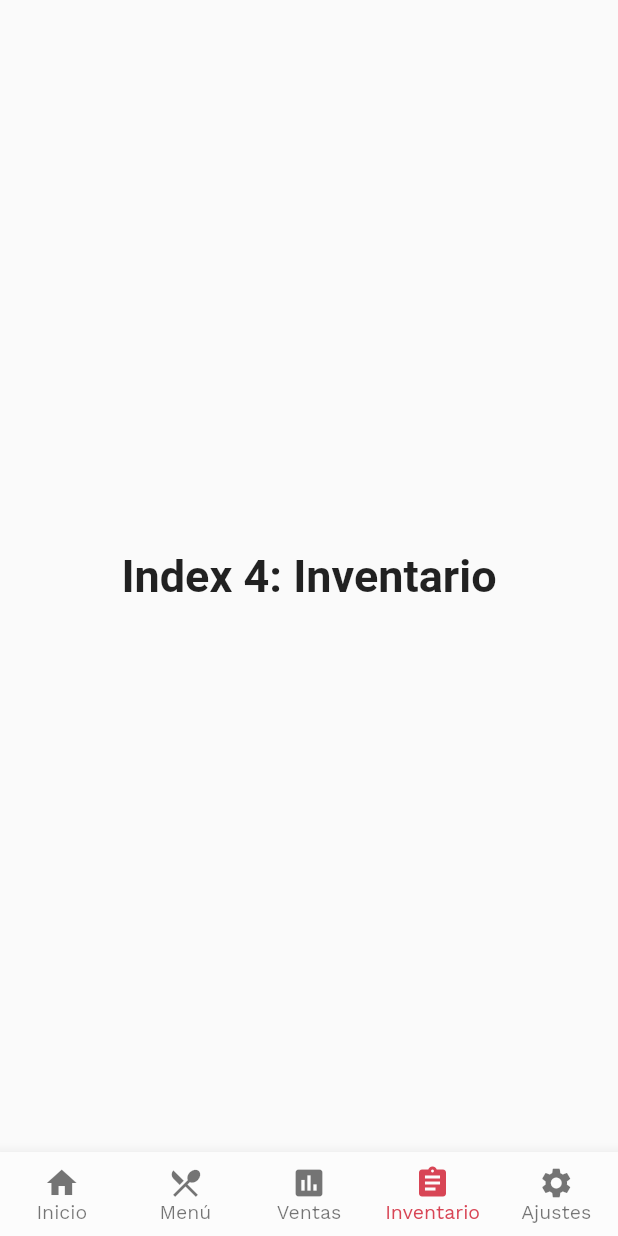
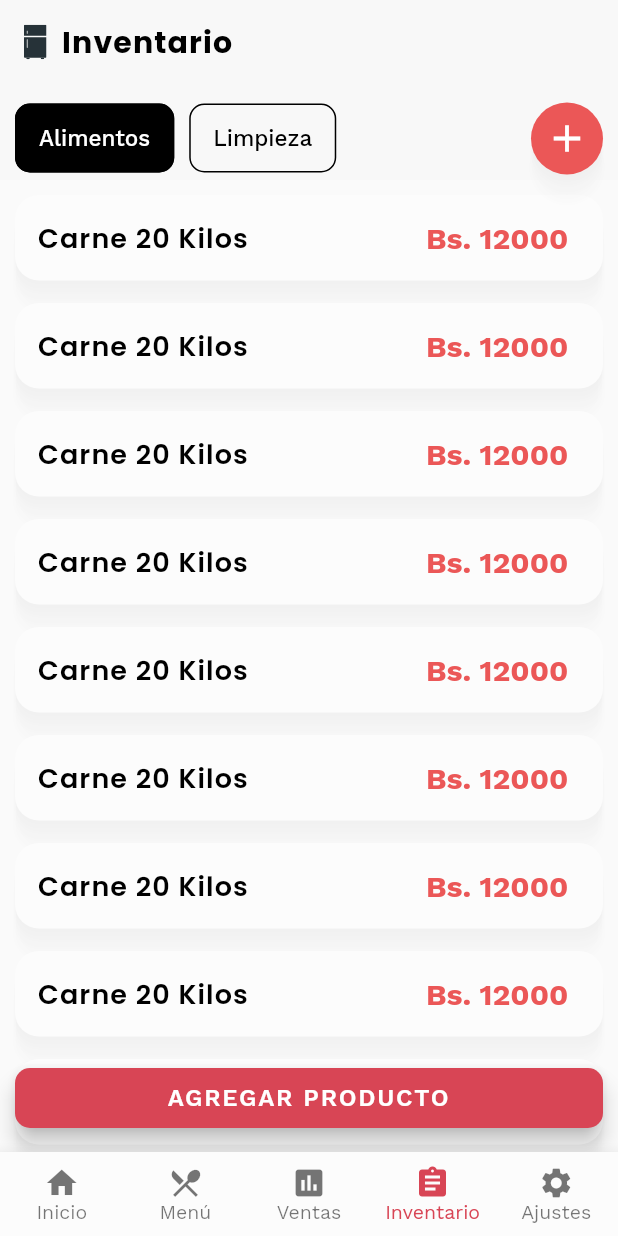
Before and after one commit to 4CROS2/app_restaurant_management, a Flutter app: the screen it shows after launch, item 4 of the bottom bar chosen, on a phone screen of 412 x 824 dp. Run offline on Flutter 3.47's test engine with Material 2 defaults, Android fonts, the phone set to English and light mode, and no system bars; our stand-ins replace flutter_spinbox, flutter_svg; network calls fail; project files that could hold a hidden picture were left out.

Commit message:
Diseño de seccion inventario ## Pantalla de inventario - Card stock - New category en inventario - agregar producto

```diff
--- a/lib/constans.dart
+++ b/lib/constans.dart
@@ -49,6 +49,13 @@ const textStyleTitle = TextStyle(
   fontFamily: "Poppins",
   fontWeight: FontWeight.w700,
   fontSize: fontSizeTitle,
+  color: fontBlack,
+);
+const textStyleTitleSecond = TextStyle(
+  letterSpacing: 0.75,
+  fontFamily: "Poppins",
+  fontWeight: FontWeight.w600,
+  fontSize: fontSizeSubtitle,
   color: fontBlack,
 );
 const textStyleSubTitle = TextStyle(
--- a/lib/home.dart
+++ b/lib/home.dart
@@ -1,5 +1,6 @@
 import 'package:app_restaurant_management/menu/screens/menu_screen.dart';
 import 'package:app_restaurant_management/sales/screens/sales_sreen.dart';
+import 'package:app_restaurant_management/stock/screens/stock_screen.dart';
 import 'package:flutter/material.dart';
 import 'constans.dart';
 import 'home/screens/list_order/home_orders_screen.dart';
@@ -22,10 +23,7 @@ class _HomeState extends State<Home> {
     ListOrdersScreen(),
     MenuScreen(),
     SalesScreen(),
-    Text(
-      'Index 4: Inventario',
-      style: optionStyle,
-    ),
+    StockScreen(),
     Text(
       'Index 5: Ajustes',
       style: optionStyle,
--- /dev/null
+++ b/lib/stock/screens/products_stock_screen.dart
@@ -0,0 +1,25 @@
+import 'package:app_restaurant_management/stock/widgets/card_stock.dart';
+import 'package:flutter/material.dart';
+
+class ProductsStockScreen extends StatefulWidget {
+  const ProductsStockScreen({Key? key}) : super(key: key);
+
+  @override
+  _ProductsStockScreenState createState() => _ProductsStockScreenState();
+}
+
+class _ProductsStockScreenState extends State<ProductsStockScreen> {
+  @override
+  Widget build(BuildContext context) {
+    return ListView.builder(
+      padding: const EdgeInsets.all(10),
+      itemCount: 10,
+      itemBuilder: (context, index) {
+        return const CardStock(
+          nameSale: 'Carne 20 Kilos',
+          total: '12000',
+        );
+      },
+    );
+  }
+}
--- /dev/null
+++ b/lib/stock/screens/stock_screen.dart
@@ -0,0 +1,149 @@
+// import 'package:app_restaurant_management/home/screens/new_order/new_order_screen.dart';
+import 'package:app_restaurant_management/menu/screens/new_product_screen.dart';
+import 'package:app_restaurant_management/stock/screens/new_category_stock.dart';
+import 'package:app_restaurant_management/stock/screens/products_stock_screen.dart';
+import 'package:flutter/cupertino.dart';
+import 'package:flutter/material.dart';
+import 'package:flutter_svg/svg.dart';
+import '../../../constans.dart';
+
+class StockScreen extends StatefulWidget {
+  const StockScreen({Key? key}) : super(key: key);
+
+  @override
+  _StockScreenState createState() => _StockScreenState();
+}
+
+class _StockScreenState extends State<StockScreen> {
+  //Tab Bar
+  Tab tabBarValue({required String text, double marginRight = 0}) {
+    return Tab(
+      child: Container(
+        alignment: Alignment.center,
+        margin: EdgeInsets.only(right: marginRight),
+        padding:
+            const EdgeInsets.only(right: 15, left: 15, top: 10, bottom: 10),
+        decoration: BoxDecoration(
+          borderRadius: BorderRadius.circular(10),
+          border: Border.all(color: focusColor, width: 1),
+        ),
+        child: Text(
+          text,
+          style: const TextStyle(
+              fontFamily: "Work Sans",
+              fontWeight: FontWeight.w500,
+              fontSize: fontSizeRegular),
+        ),
+      ),
+    );
+  }
+
+  // Float Button Agregar Producto
+  Widget floatButton() => Container(
+        padding: const EdgeInsets.only(left: 10, right: 10),
+        width: MediaQuery.of(context).size.width / 1,
+        height: 40,
+        child: FloatingActionButton(
+            shape:
+                RoundedRectangleBorder(borderRadius: BorderRadius.circular(10)),
+            clipBehavior: Clip.antiAliasWithSaveLayer,
+            isExtended: true,
+            backgroundColor: primaryColor,
+            child: Container(
+                alignment: Alignment.center,
+                padding: const EdgeInsets.only(left: 10, right: 10),
+                child: const Text(
+                  "AGREGAR PRODUCTO",
+                  style: textStyleButton,
+                  textAlign: TextAlign.center,
+                )),
+            onPressed: () async {
+              // await Navigator.of(context).push(CupertinoPageRoute(
+              //     builder: (context) => const NewProductScreen()));
+            }),
+      );
+
+  @override
+  Widget build(BuildContext context) {
+    return DefaultTabController(
+      length: 2,
+      child: Scaffold(
+        appBar: PreferredSize(
+          preferredSize:
+              const Size.fromHeight(120.0), // here the desired height
+          child: Stack(
+            alignment: const Alignment(1, 0.9),
+            children: [
+              AppBar(
+                elevation: 0,
+                backgroundColor: backgroundColor,
+                title: Row(
+                  children: [
+                    SvgPicture.asset('assets/img/inventario.svg'),
+                    const SizedBox(width: 10),
+                    const Text(
+                      'Inventario',
+                      style: textStyleTitle,
+                      textAlign: TextAlign.left,
+                    )
+                  ],
+                ),
+                bottom: PreferredSize(
+                  preferredSize: const Size.fromHeight(30),
+                  child: Align(
+                    alignment: Alignment.centerLeft,
+                    child: Column(
+                      children: [
+                        TabBar(
+                          labelPadding:
+                              const EdgeInsets.only(left: 5, right: 5),
+                          isScrollable: true,
+                          padding: const EdgeInsets.only(
+                              bottom: 5, left: 5, right: 5),
+                          unselectedLabelColor: Colors.black,
+                          indicatorWeight: 0,
+                          indicatorSize: TabBarIndicatorSize.label,
+                          indicator: BoxDecoration(
+                            borderRadius: BorderRadius.circular(10),
+                            color: focusColor,
+                          ),
+                          tabs: [
+                            tabBarValue(text: 'Alimentos'),
+                            tabBarValue(text: 'Limpieza'),
+                          ],
+                        ),
+                      ],
+                    ),
+                  ),
+                ),
+              ),
+              Container(
+                margin: const EdgeInsets.only(right: 10),
+                decoration: BoxDecoration(
+                    shape: BoxShape.circle,
+                    color: redColor,
+                    boxShadow: listBoxShadow),
+                child: IconButton(
+                    onPressed: () async {
+                      await Navigator.of(context).push(CupertinoPageRoute(
+                          builder: (context) =>
+                              const NewCategoryStockScreen()));
+                    },
+                    icon: const Icon(Icons.add, color: Colors.white, size: 30)),
+              )
+            ],
+          ),
+        ),
+        // ignore: prefer_const_constructors
+        body: TabBarView(
+          children: const [
+            ProductsStockScreen(),
+            ProductsStockScreen(),
+          ],
+        ),
+        floatingActionButton: floatButton(),
+        floatingActionButtonLocation: FloatingActionButtonLocation.centerFloat,
+      ),
+    );
+  }
+}
--- /dev/null
+++ b/lib/stock/widgets/card_stock.dart
@@ -0,0 +1,62 @@
+import 'package:flutter/cupertino.dart';
+import 'package:flutter/material.dart';
+import '../../../constans.dart';
+
+class CardStock extends StatelessWidget {
+  final String total;
+  final String nameSale;
+  const CardStock({
+    Key? key,
+    required this.total,
+    required this.nameSale,
+  }) : super(key: key);
+
+  @override
+  Widget build(BuildContext context) {
+    return Container(
+      padding: const EdgeInsets.all(15),
+      margin: const EdgeInsets.only(bottom: 15),
+      decoration: boxShadow,
+      child: InkWell(
+          onTap: () {
+            // Navigator.of(context).push(
+            //   CupertinoPageRoute(
+            //     builder: (context) => const DetailSaleScreen(
+            //       typeSale: 'purchase',
+            //     ),
+            //   ),
+            // );
+          },
+          child: Column(
+            children: [
+              Row(
+                mainAxisAlignment: MainAxisAlignment.spaceBetween,
+                mainAxisSize: MainAxisSize.max,
+                children: [
+                  SizedBox(
+                    width: MediaQuery.of(context).size.width / 2 * 1.2 - 15,
+                    child: Text(
+                      nameSale,
+                      style: textStyleTitleSecond,
+                      maxLines: 2,
+                      overflow: TextOverflow.ellipsis,
+                    ),
+                  ),
+                  SizedBox(
+                    width: MediaQuery.of(context).size.width / 4,
+                    child: Text(
+                      'Bs. ' + total,
+                      style: const TextStyle(
+                          fontFamily: "Work Sans",
+                          fontWeight: FontWeight.w700,
+                          fontSize: fontSizeTitle,
+                          color: redColor),
+                    ),
+                  ),
+                ],
+              ),
+            ],
+          )),
+    );
+  }
+}
```
Also changed, not shown: lib/sales/widgets/card_sale.dart (+12 -2 lines), lib/stock/screens/new_category_stock.dart (added, +84 -0 lines), lib/stock/widgets/card_form_category.dart (added, +150 -0 lines), assets/img/inventario.svg (added), assets/img/sabado.png (added).
